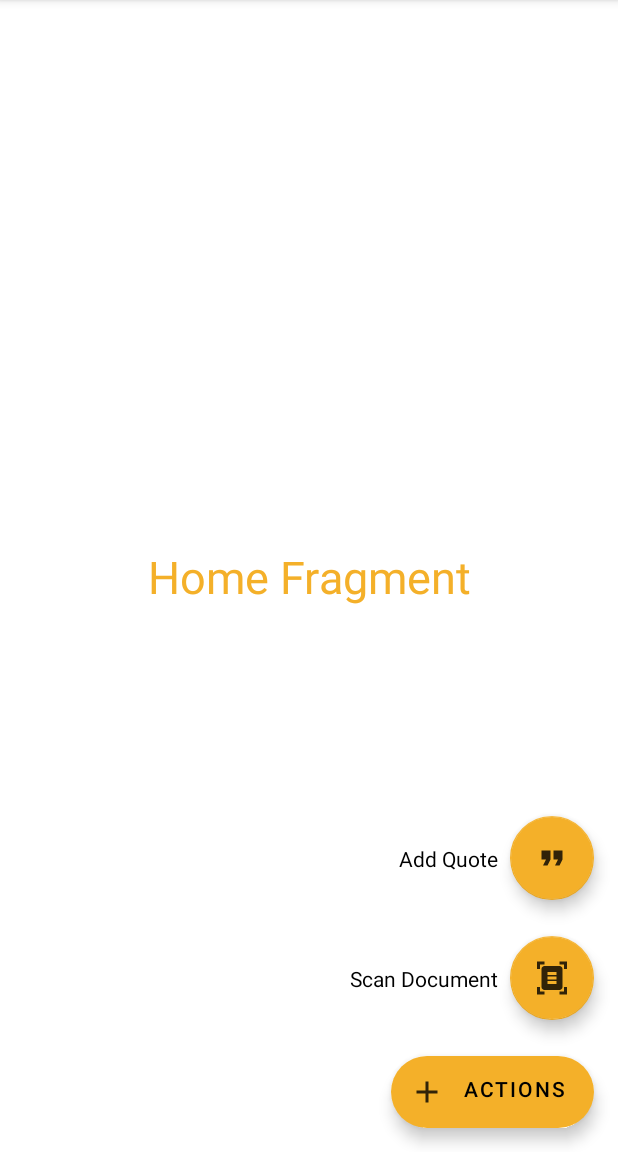
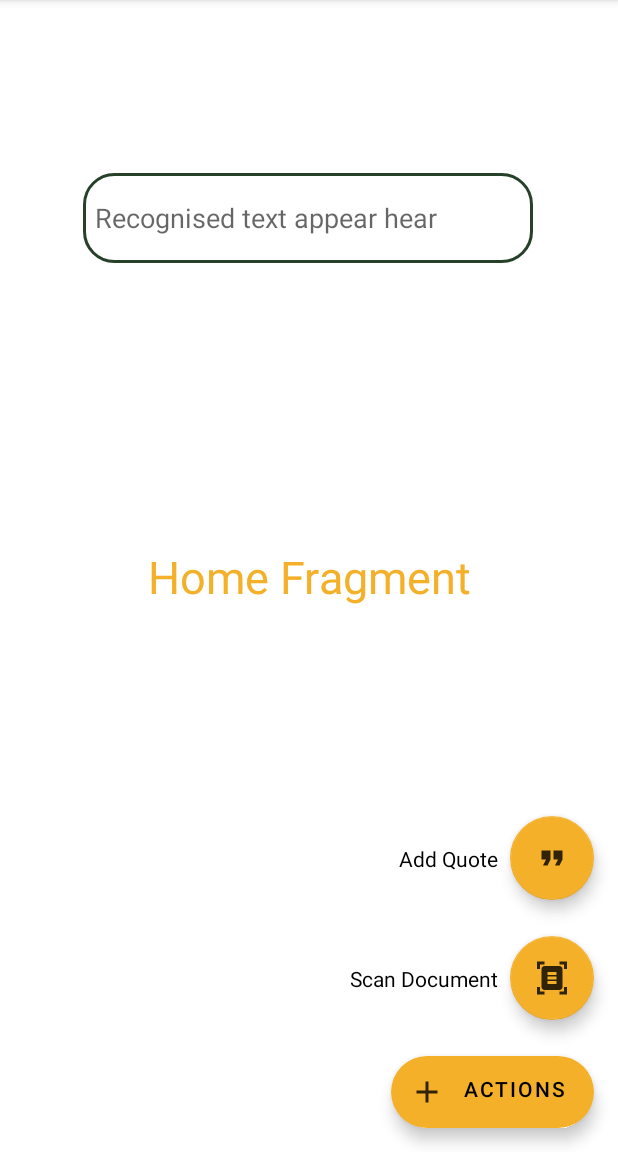
Before and after one commit to aswinkprakasan/Kout_App, an Android app: the screen it shows after launch once a user with an empty profile is signed in (DashboardActivity), after a tap on an icon or button, on a phone screen of 412 x 824 dp, the part 84-1236 px from its top. Run offline under Robolectric (Android 15) with nearby library versions, the phone set to English and light mode, and no system bars; our stand-ins replace Firebase (no records; nobody signed in at launch, a user with empty details on screens opened directly); libraries missing offline, so code that uses them is left out: com.github.dhaval2404.imagepicker, com.google.mlkit.vision; 1 statement that could not run was skipped.

Commit message:
scanning frontend

```diff
--- a/app/build.gradle
+++ b/app/build.gradle
@@ -39,4 +39,6 @@ dependencies {
     testImplementation 'junit:junit:4.13.2'
     androidTestImplementation 'androidx.test.ext:junit:1.1.5'
     androidTestImplementation 'androidx.test.espresso:espresso-core:3.5.1'
+    implementation 'com.github.dhaval2404:imagepicker:2.1'
+    implementation 'com.google.mlkit:text-recognition:16.0.0'
 }
--- a/app/src/main/java/com/example/koutapp/DashboardActivity.java
+++ b/app/src/main/java/com/example/koutapp/DashboardActivity.java
@@ -6,6 +6,7 @@ import androidx.appcompat.app.AppCompatActivity;
 import androidx.appcompat.widget.Toolbar;
 import androidx.core.view.GravityCompat;
 import androidx.drawerlayout.widget.DrawerLayout;
+import androidx.fragment.app.Fragment;
 
 import android.content.Intent;
 import android.os.Bundle;
@@ -84,4 +85,6 @@ public class DashboardActivity extends AppCompatActivity implements NavigationVi
             super.onBackPressed();
         }
     }
+
+
 }
--- a/app/src/main/java/com/example/koutapp/HomeFragment.java
+++ b/app/src/main/java/com/example/koutapp/HomeFragment.java
@@ -1,17 +1,39 @@
 package com.example.koutapp;
 
+import android.app.Activity;
+import android.app.Instrumentation;
+import android.content.Intent;
+import android.net.Uri;
 import android.os.Bundle;
 
+import androidx.activity.result.ActivityResultCallback;
+import androidx.activity.result.ActivityResultLauncher;
+import androidx.activity.result.contract.ActivityResultContracts;
+import androidx.annotation.NonNull;
+import androidx.annotation.Nullable;
 import androidx.fragment.app.Fragment;
 
 import android.view.LayoutInflater;
 import android.view.View;
 import android.view.ViewGroup;
+import android.widget.EditText;
 import android.widget.TextView;
 import android.widget.Toast;
 
+import com.github.dhaval2404.imagepicker.ImagePicker;
+import com.google.android.gms.tasks.OnFailureListener;
+import com.google.android.gms.tasks.OnSuccessListener;
+import com.google.android.gms.tasks.Task;
 import com.google.android.material.floatingactionbutton.ExtendedFloatingActionButton;
 import com.google.android.material.floatingactionbutton.FloatingActionButton;
+import com.google.mlkit.vision.common.InputImage;
+import com.google.mlkit.vision.text.Text;
+import com.google.mlkit.vision.text.TextRecognition;
+import com.google.mlkit.vision.text.TextRecognizer;
+import com.google.mlkit.vision.text.latin.TextRecognizerOptions;
+
+import java.io.IOException;
+import java.util.Objects;
 
 
 public class HomeFragment extends Fragment {
@@ -19,7 +41,12 @@ public class HomeFragment extends Fragment {
     FloatingActionButton scanFab, quoteFab;
     ExtendedFloatingActionButton addFab;
     TextView scanText, quoteText;
+    EditText recText;
     Boolean isAllFABVisible;
+    Uri imageuri;
+    TextRecognizer textRecognizer;
+
+
     @Override
     public View onCreateView(LayoutInflater inflater, ViewGroup container,
                              Bundle savedInstanceState) {
@@ -32,12 +59,43 @@ public class HomeFragment extends Fragment {
         scanText = view.findViewById(R.id.scan_text);
         quoteText = view.findViewById(R.id.quote_text);
 
+        recText = view.findViewById(R.id.recText);
+        textRecognizer = TextRecognition.getClient(TextRecognizerOptions.DEFAULT_OPTIONS);
+
         scanFab.setVisibility(View.GONE);
         quoteFab.setVisibility(View.GONE);
         scanText.setVisibility(View.GONE);
         quoteText.setVisibility(View.GONE);
 
         isAllFABVisible = false;
+
+
+//        ActivityResultLauncher<String> launcher = registerForActivityResult(new ActivityResultContracts.GetContent(), new ActivityResultCallback<Uri>() {
+//
+//            @Override
+//            public void onActivityResult(Uri result) {
+//
+//            }
+//        });
+//        ActivityResultLauncher<Intent> launcher = registerForActivityResult(new ActivityResultContracts.StartActivityForResult(), result -> {
+//            if (result.getResultCode() == Activity.RESULT_OK) {
+//                Intent data = result.getData();
+//
+//                if (data != null) {
+//                    imageuri = data.getData();
+//
+//                    Toast.makeText(requireContext(), "Image selected", Toast.LENGTH_SHORT).show();
+//
+//                    recogniseText();
+//                }
+//            } else {
+//                Toast.makeText(requireContext(), "Image not selected", Toast.LENGTH_SHORT).show();
+//            }
+//        });
+//       Intent intent = new Intent(getActivity(), RecognizedTextActivity.class);
+//        intent.putExtra("Key",recognisedText);
+//        launcher.launch(intent);
+
 
         addFab.shrink();
 
@@ -71,8 +129,15 @@ public class HomeFragment extends Fragment {
             @Override
             public void onClick(View view) {
                 Toast.makeText(getActivity(), "Scanner Opened", Toast.LENGTH_SHORT).show();
+                ImagePicker.with(requireActivity())
+                        .crop()	    			//Crop image(Optional), Check Customization for more option
+                        .compress(1024)			//Final image size will be less than 1 MB(Optional)
+                        .maxResultSize(1080, 1080)	//Final image resolution will be less than 1080 x 1080(Optional)
+                        .start();
             }
         });
+
+
 
         quoteFab.setOnClickListener(new View.OnClickListener() {
             @Override
@@ -84,4 +149,29 @@ public class HomeFragment extends Fragment {
 
         return view;
     }
+
+//    private void recogniseText() {
+//        if (imageuri != null){
+//            try {
+//                InputImage inputImage = InputImage.fromFilePath(requireActivity(),imageuri);
+//                Task<Text> result = textRecognizer.process(inputImage).addOnSuccessListener(new OnSuccessListener<Text>() {
+//                    @Override
+//                    public void onSuccess(Text text) {
+//
+//                        String recognisedText = text.getText();
+//                        recText.setText(recognisedText);
+//
+//                    }
+//                }).addOnFailureListener(new OnFailureListener() {
+//                    @Override
+//                    public void onFailure(@NonNull Exception e) {
+//                        Toast.makeText(getActivity(), e.getMessage(), Toast.LENGTH_SHORT).show();
+//                    }
+//                });
+//
+//            } catch (IOException e) {
+//                throw new RuntimeException(e);
+//            }
+//        }
+//    }
 }
--- a/app/src/main/res/layout/fragment_home.xml
+++ b/app/src/main/res/layout/fragment_home.xml
@@ -32,6 +32,22 @@
         android:src="@drawable/scanner"
         app:fabSize="normal"
         android:contentDescription="@string/app_name" />
+    <EditText
+        android:id="@+id/recText"
+        android:layout_width="300dp"
+        android:layout_height="60dp"
+        android:layout_gravity="center"
+        android:background="@drawable/edittext_bg"
+        android:drawablePadding="8dp"
+
+        android:hint="Recognised text appear hear"
+        android:padding="8dp"
+        app:layout_constraintBottom_toBottomOf="parent"
+        app:layout_constraintEnd_toEndOf="parent"
+        app:layout_constraintHorizontal_bias="0.495"
+        app:layout_constraintStart_toStartOf="parent"
+        app:layout_constraintTop_toTopOf="parent"
+        app:layout_constraintVertical_bias="0.163" />
 
     <TextView
         android:layout_width="wrap_content"
--- a/build.gradle
+++ b/build.gradle
@@ -1,6 +1,11 @@
 buildscript {
     dependencies {
         classpath 'com.google.gms:google-services:4.3.15'
+    }
+    repositories {
+        google()
+        mavenCentral()
+        maven { url 'https://maven.google.com' }
     }
 }// Top-level build file where you can add configuration options common to all sub-projects/modules.
 plugins {
--- a/settings.gradle
+++ b/settings.gradle
@@ -10,6 +10,7 @@ dependencyResolutionManagement {
     repositories {
         google()
         mavenCentral()
+        maven { url "https://jitpack.io" }
     }
 }
 rootProject.name = "Kout App"
```
Also changed, not shown: app/src/main/AndroidManifest.xml (+4 -3 lines), app/src/main/java/com/example/koutapp/RecognizedTextActivity.java (added, +26 -0 lines), app/src/main/res/layout/activity_recognized_text.xml (added, +25 -0 lines).
